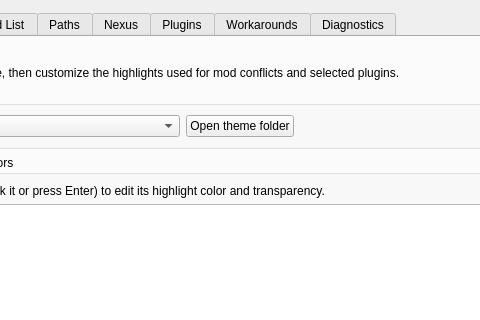
This is source/modorganizer/src/settingsdialog.ui in ArialSenki/MO2-Revamped as Qt 5 draws it before an edit; both pictures show x 174 to 654 and y 0 to 320 of the 1000 by 740 pixel window. The edited form follows.
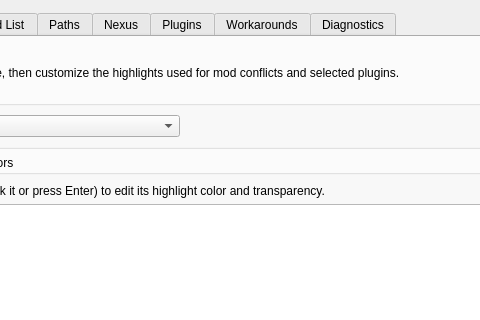
This is the edited form. The open tabs and pages were chosen to show the change. Custom widgets are drawn as their Qt base class.

Diff of the .ui file:
```diff
--- a/source/modorganizer/src/settingsdialog.ui
+++ b/source/modorganizer/src/settingsdialog.ui
@@ -504,16 +504,6 @@
             </property>
            </widget>
           </item>
-          <item>
-           <widget class="QPushButton" name="exploreStyles">
-            <property name="toolTip">
-             <string>Open the folder containing MO2's theme files.</string>
-            </property>
-            <property name="text">
-             <string>Open theme folder</string>
-            </property>
-           </widget>
-          </item>
           <item>
            <spacer name="horizontalSpacer_5">
             <property name="orientation">
```
